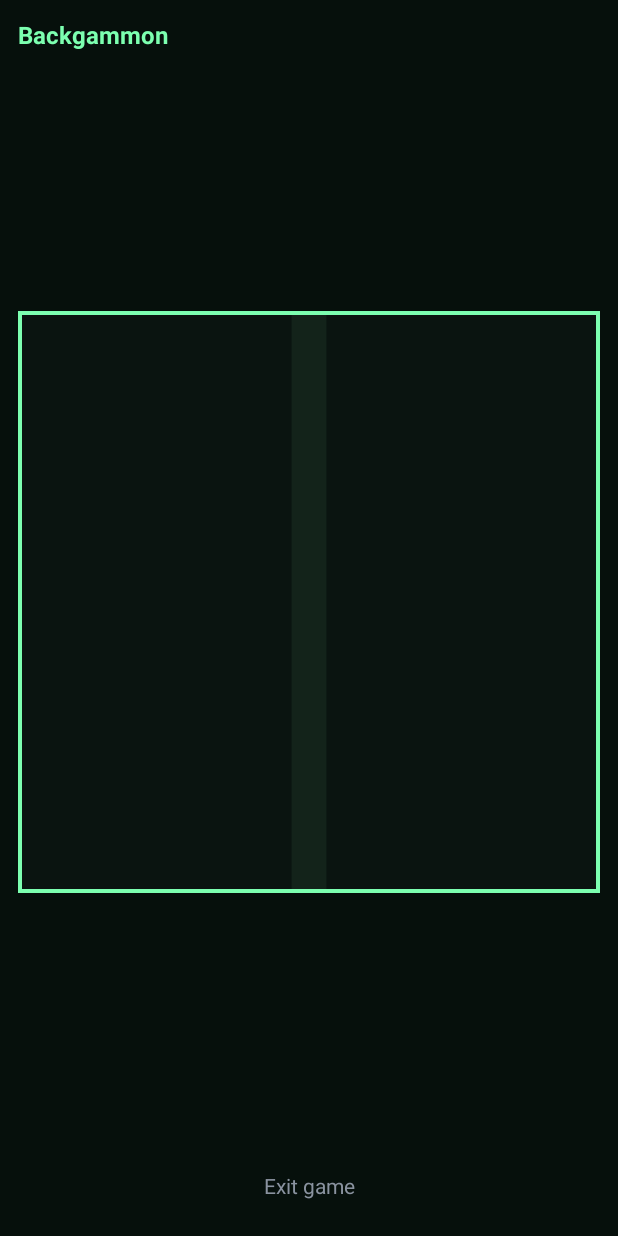
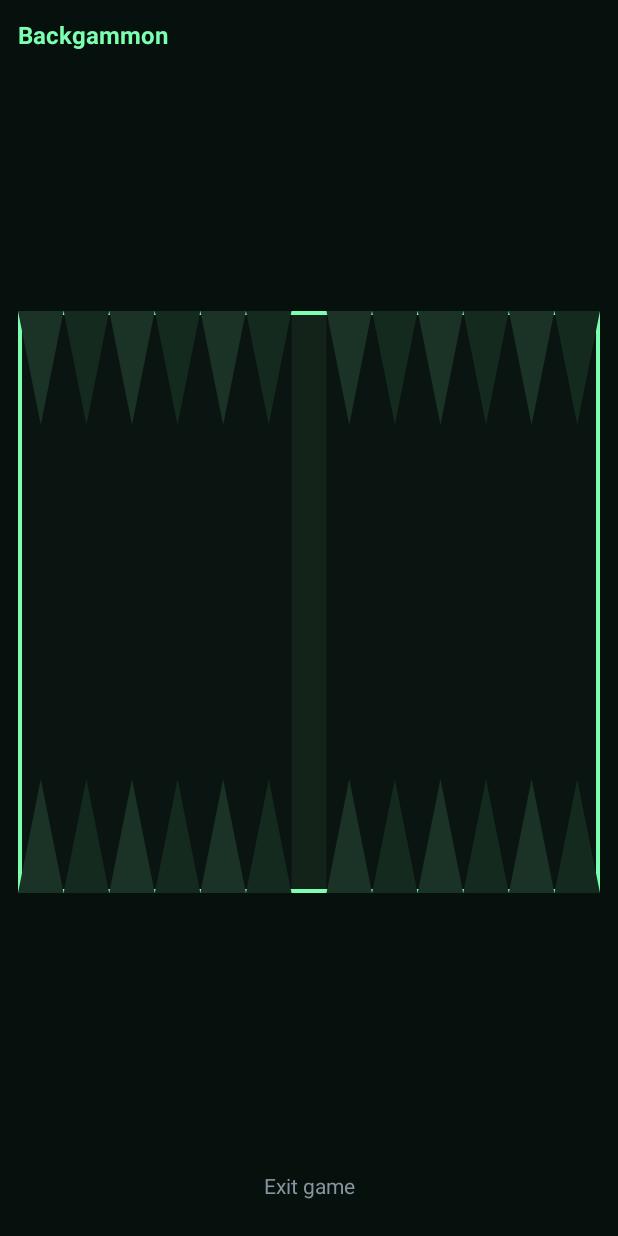
Before and after one commit to Edurd987/LibCryptSafe-Messenger, an Android app: the GameActivity screen opened directly, with no data from a screen before it, on a phone screen of 412 x 824 dp. Run offline under Robolectric (Android 15) with nearby library versions, the light colour scheme and no system bars.

Commit message:
wip(nardi): stage 1b-2 triangles drawn, geometry needs tuning (points look like needles)

```diff
--- a/android/app/src/main/kotlin/com/libcryptsafe/NardiBoardView.kt
+++ b/android/app/src/main/kotlin/com/libcryptsafe/NardiBoardView.kt
@@ -36,12 +36,25 @@ class NardiBoardView @JvmOverloads constructor(
         color = Color.parseColor("#13231A")  // бар чуть светлее фона
         style = Paint.Style.FILL
     }
+    // Две кисти для чередования треугольников (тёмные тона)
+    private val pointPaintA = Paint(Paint.ANTI_ALIAS_FLAG).apply {
+        color = Color.parseColor("#1B3326")  // приглушённый зелёный
+        style = Paint.Style.FILL
+    }
+    private val pointPaintB = Paint(Paint.ANTI_ALIAS_FLAG).apply {
+        color = Color.parseColor("#142A1E")  // темнее
+        style = Paint.Style.FILL
+    }
+    // Переиспользуемый Path (не создаём объект в onDraw — бережём GC)
+    private val pointPath = android.graphics.Path()
 
     override fun onSizeChanged(w: Int, h: Int, oldw: Int, oldh: Int) {
         super.onSizeChanged(w, h, oldw, oldh)
         barWidth = w * 0.06f
         pointWidth = (w - barWidth) / 12f
-        pointHeight = h * 0.38f
+        // высота треугольника пропорциональна его ШИРИНЕ (стабильная
+        // форма на любом экране, не зависит от соотношения сторон)
+        pointHeight = pointWidth * 2.5f
     }
 
     override fun onDraw(canvas: Canvas) {
@@ -60,5 +73,35 @@ class NardiBoardView @JvmOverloads constructor(
         //    чтобы STROKE не обрезался краем View — фикс артефакта)
         val off = framePaint.strokeWidth / 2f
         canvas.drawRect(off, off, w - off, h - off, framePaint)
+
+        // 4. 24 треугольника-пункта (ЭТАП 1б-2)
+        for (i in 0 until 24) {
+            // визуальный столбец 0..11 слева направо
+            val visualCol = if (i < 12) i else 23 - i
+            // левая граница столбца с учётом центрального бара
+            val startX = if (visualCol < 6)
+                visualCol * pointWidth
+            else
+                visualCol * pointWidth + barWidth
+            val centerX = startX + pointWidth / 2f
+            val endX = startX + pointWidth
+            // чередование цвета по столбцу
+            val paint = if (visualCol % 2 == 0) pointPaintA else pointPaintB
+
+            pointPath.reset()
+            if (i < 12) {
+                // нижний ряд: основание внизу (y=h), вершина вверх
+                pointPath.moveTo(startX, h)
+                pointPath.lineTo(endX, h)
+                pointPath.lineTo(centerX, h - pointHeight)
+            } else {
+                // верхний ряд: основание вверху (y=0), вершина вниз
+                pointPath.moveTo(startX, 0f)
+                pointPath.lineTo(endX, 0f)
+                pointPath.lineTo(centerX, pointHeight)
+            }
+            pointPath.close()
+            canvas.drawPath(pointPath, paint)
+        }
     }
 }
```
